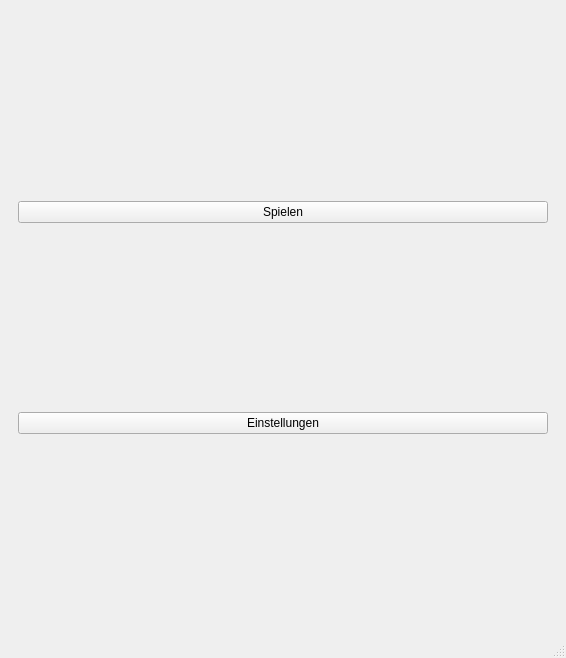
This is mainwindow.ui in JannisBerndt/Mastermind as Qt 5 draws it before an edit. The edited form follows.
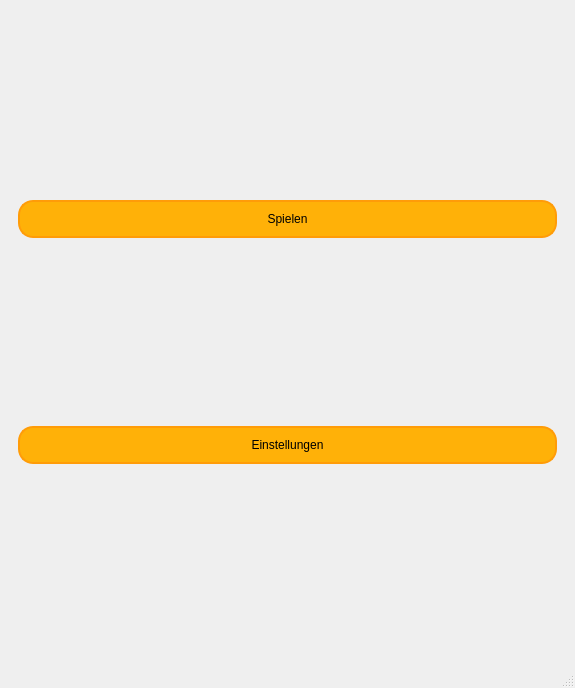
This is the edited form.

Commit message: Some Design improvements and an endScreen

Diff of the .ui file:
```diff
--- a/mainwindow.ui
+++ b/mainwindow.ui
@@ -6,8 +6,8 @@
    <rect>
     <x>0</x>
     <y>0</y>
-    <width>566</width>
-    <height>658</height>
+    <width>575</width>
+    <height>688</height>
    </rect>
   </property>
   <property name="windowTitle">
@@ -26,14 +26,49 @@
       <widget class="QWidget" name="page">
        <layout class="QVBoxLayout" name="verticalLayout_2">
         <item>
-         <widget class="QPushButton" name="pushButton">
+         <widget class="QPushButton" name="playButton">
+          <property name="cursor">
+           <cursorShape>PointingHandCursor</cursorShape>
+          </property>
+          <property name="focusPolicy">
+           <enum>Qt::NoFocus</enum>
+          </property>
+          <property name="styleSheet">
+           <string notr="true">QPushButton {
+	padding: 10px;
+	font: 12pt &quot;MS Shell Dlg 2&quot;;
+	border: 2px solid #ff9c08;
+	background-color: #ffb108;
+	border-radius: 15px;
+}
+
+:pressed {
+	background-color: #ffa908;
+}</string>
+          </property>
           <property name="text">
            <string>Spielen</string>
           </property>
          </widget>
         </item>
         <item>
-         <widget class="QPushButton" name="pushButton_2">
+         <widget class="QPushButton" name="settingsButton">
+          <property name="focusPolicy">
+           <enum>Qt::NoFocus</enum>
+          </property>
+          <property name="styleSheet">
+           <string notr="true">QPushButton {
+	padding: 10px;
+	font: 12pt &quot;MS Shell Dlg 2&quot;;
+	border: 2px solid #ff9c08;
+	background-color: #ffb108;
+	border-radius: 15px;
+}
+
+:pressed {
+	background-color: #ffa908;
+}</string>
+          </property>
           <property name="text">
            <string>Einstellungen</string>
           </property>
```
Left out of the diff: 7 changed lines with no effect on the pictures. The commit also changes 4 other files.
